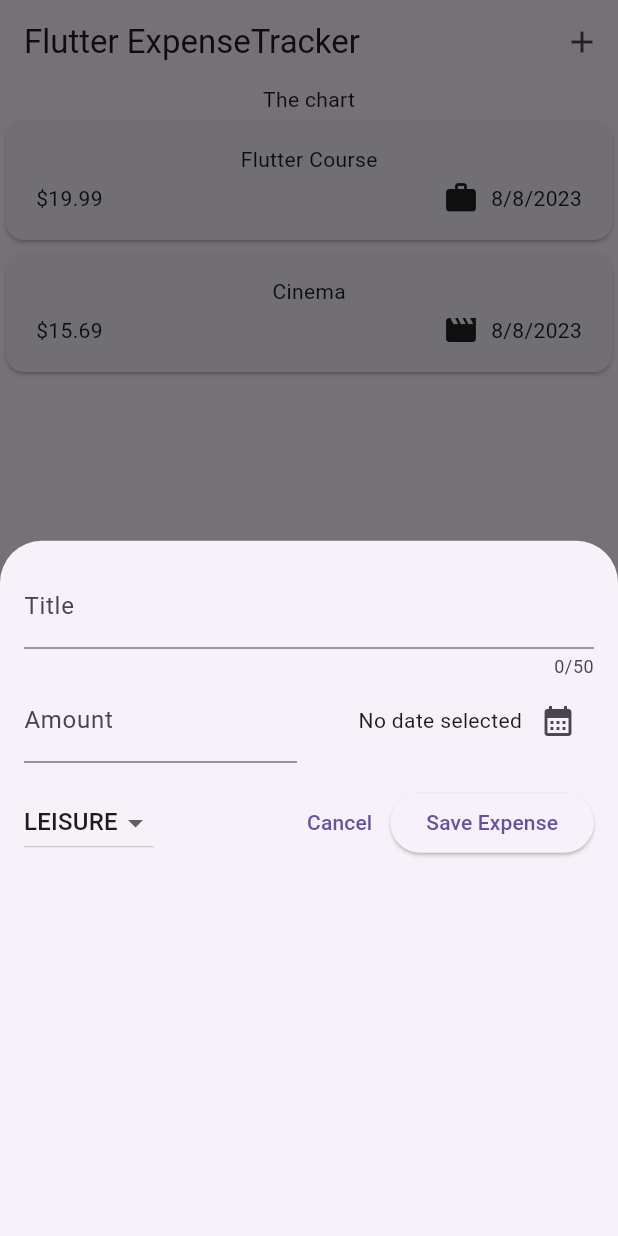
After one commit to SandhyaLatha/expens-tracker, a Flutter app: the screen it shows after launch, after a tap on the "add" icon, on a phone screen of 412 x 824 dp. The commit adds this screen. Run offline on Flutter 3.47's test engine with Material 2 defaults, Android fonts, the phone set to English and light mode, and no system bars.

Commit message:
basic setup

```diff
--- a/lib/main.dart
+++ b/lib/main.dart
@@ -1,9 +1,12 @@
 import 'package:flutter/material.dart';
+
 import 'package:expense_tracker/widgets/expenses.dart';
+
 void main() {
   runApp(
-    const MaterialApp(
-      home:Expenses()
-    )
+    MaterialApp(
+      theme: ThemeData(useMaterial3: true),
+      home: const Expenses(),
+    ),
   );
 }
--- a/lib/widgets/expenses.dart
+++ b/lib/widgets/expenses.dart
@@ -1,3 +1,4 @@
+import 'package:expense_tracker/widgets/new_expense.dart';
 import 'package:flutter/material.dart';
 
 import 'package:expense_tracker/widgets/expenses_list/expenses_list.dart';
@@ -28,9 +29,25 @@ class _ExpensesState extends State<Expenses> {
     ),
   ];
 
+  void _openAddExpenseOverlay() {
+    showModalBottomSheet(
+      context: context,
+      builder: (ctx) => const NewExpense(),
+    );
+  }
+
   @override
   Widget build(BuildContext context) {
     return Scaffold(
+      appBar: AppBar(
+        title: const Text('Flutter ExpenseTracker'),
+        actions: [
+          IconButton(
+            onPressed: _openAddExpenseOverlay,
+            icon: const Icon(Icons.add),
+          ),
+        ],
+      ),
       body: Column(
         children: [
           const Text('The chart'),
--- /dev/null
+++ b/lib/widgets/new_expense.dart
@@ -0,0 +1,132 @@
+import 'package:flutter/material.dart';
+
+import 'package:expense_tracker/models/expense.dart';
+
+class NewExpense extends StatefulWidget {
+  const NewExpense({super.key});
+
+  @override
+  State<NewExpense> createState() {
+    return _NewExpenseState();
+  }
+}
+
+class _NewExpenseState extends State<NewExpense> {
+  final _titleController = TextEditingController();
+  final _amountController = TextEditingController();
+  DateTime? _selectedDate;
+  Category _selectedCategory = Category.leisure;
+
+  void _presentDatePicker() async {
+    final now = DateTime.now();
+    final firstDate = DateTime(now.year - 1, now.month, now.day);
+    final pickedDate = await showDatePicker(
+      context: context,
+      initialDate: now,
+      firstDate: firstDate,
+      lastDate: now,
+    );
+    setState(() {
+      _selectedDate = pickedDate;
+    });
+  }
+
+  @override
+  void dispose() {
+    _titleController.dispose();
+    _amountController.dispose();
+    super.dispose();
+  }
+
+  @override
+  Widget build(BuildContext context) {
+    return Padding(
+      padding: const EdgeInsets.all(16),
+      child: Column(
+        children: [
+          TextField(
+            controller: _titleController,
+            maxLength: 50,
+            decoration: const InputDecoration(
+              label: Text('Title'),
+            ),
+          ),
+          Row(
+            children: [
+              Expanded(
+                child: TextField(
+                  controller: _amountController,
+                  keyboardType: TextInputType.number,
+                  decoration: const InputDecoration(
+                    prefixText: '\$ ',
+                    label: Text('Amount'),
+                  ),
+                ),
+              ),
+              const SizedBox(width: 16),
+              Expanded(
+                child: Row(
+                  mainAxisAlignment: MainAxisAlignment.end,
+                  crossAxisAlignment: CrossAxisAlignment.center,
+                  children: [
+                    Text(
+                      _selectedDate == null
+                          ? 'No date selected'
+                          : formatter.format(_selectedDate!),
+                    ),
+                    IconButton(
+                      onPressed: _presentDatePicker,
+                      icon: const Icon(
+                        Icons.calendar_month,
+                      ),
+                    ),
+                  ],
+                ),
+              ),
+            ],
+          ),
+          const SizedBox(height: 16),
+          Row(
+            children: [
+              DropdownButton(
+                value: _selectedCategory,
+                items: Category.values
+                    .map(
+                      (category) => DropdownMenuItem(
+                        value: category,
+                        child: Text(
+                          category.name.toUpperCase(),
+                        ),
+                      ),
+                    )
+                    .toList(),
+                onChanged: (value) {
+                  if (value == null) {
+                    return;
+                  }
+                  setState(() {
+                    _selectedCategory = value;
+                  });
+                },
+              ),
+              const Spacer(),
+              TextButton(
+                onPressed: () {
+                  Navigator.pop(context);
+                },
+                child: const Text('Cancel'),
+              ),
+              ElevatedButton(
+                onPressed: () {
+                  print(_titleController.text);
+                  print(_amountController.text);
+                },
+                child: const Text('Save Expense'),
+              ),
+            ],
+          ),
+        ],
+      ),
+    );
+  }
+}
```
